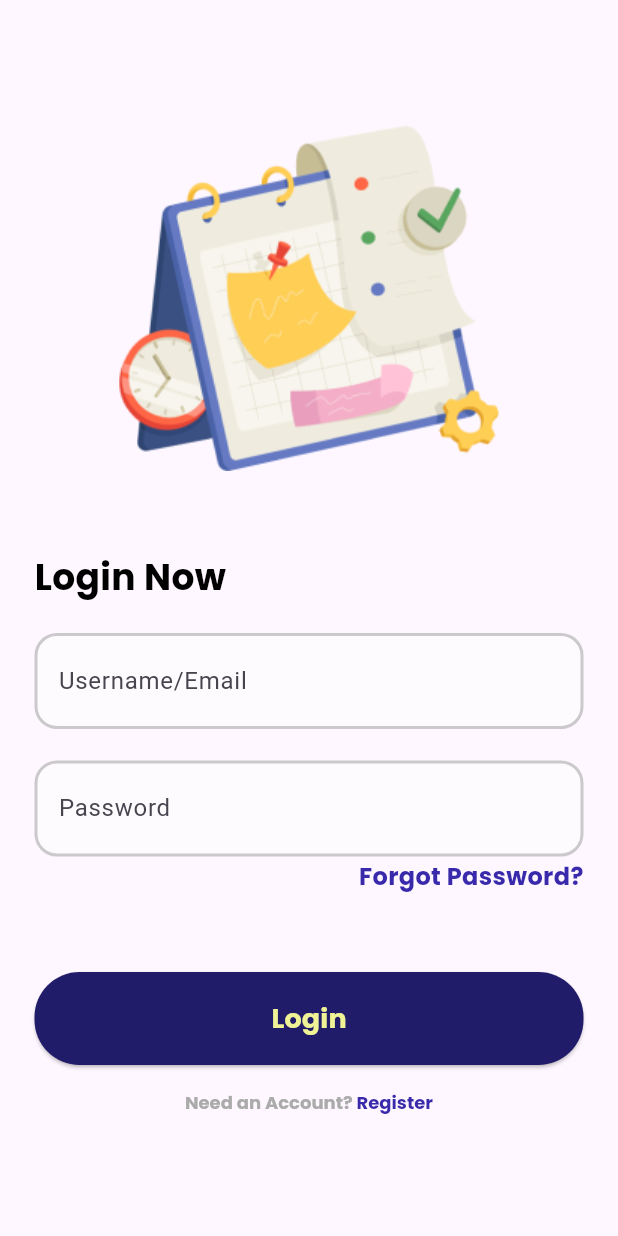
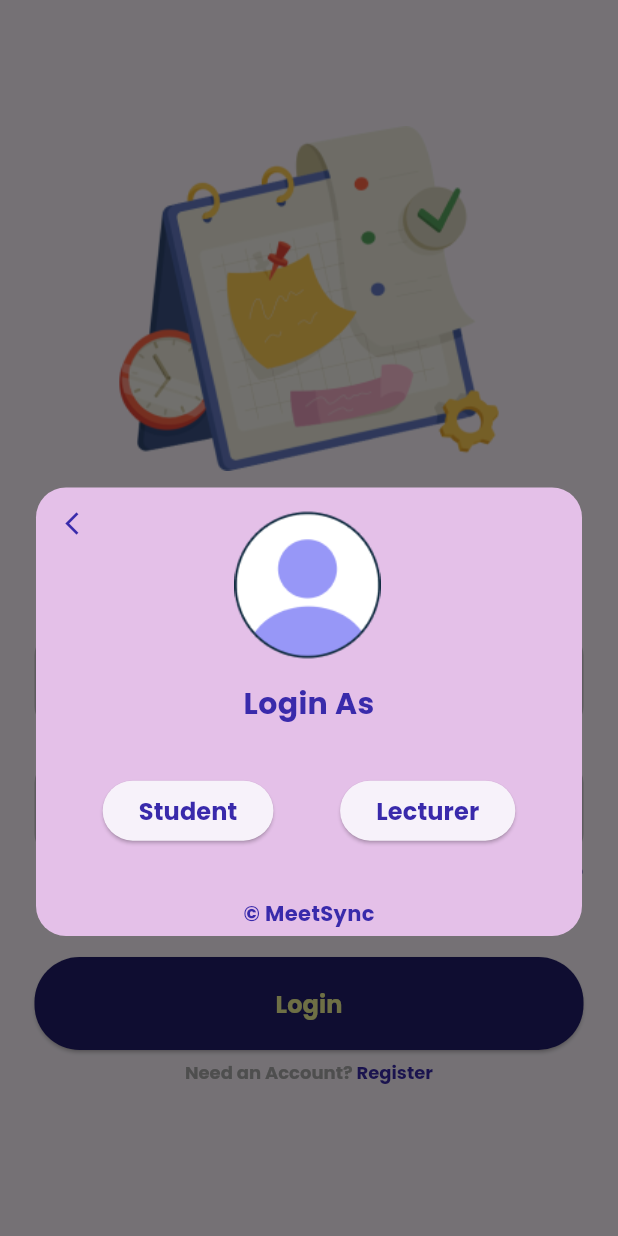
Before and after one commit to AdhiKrisna/MeetSync, a Flutter app: the screen it shows after launch, after a tap on "Login", on a phone screen of 412 x 824 dp. Run offline on Flutter 3.47's test engine with Material 3 defaults, Android fonts, the phone set to English and light mode, and no system bars; our stand-ins replace get, google_fonts.

Commit message:
Update: Login show dialog done

```diff
--- a/lib/constants/constant_color.dart
+++ b/lib/constants/constant_color.dart
@@ -5,3 +5,4 @@ const btnPurple = Color(0xff211C6A);
 const yellow = Color(0xffEFF396);
 const grey = Color(0xffABABAB);
 const greyBlue = Color(0xffD7E1FF);
+const pink = Color(0xffE4C0E8);
--- /dev/null
+++ b/lib/controller/auth_controller.dart
@@ -0,0 +1,10 @@
+
+import 'package:get/get.dart';
+
+class AuthController extends GetxController {
+  final RxBool _isObscure = true.obs;
+  RxBool get getIsObscure => _isObscure;
+  void setIsObscure() {
+    _isObscure.value = !_isObscure.value;
+  }
+}
--- a/lib/features/pages/login.dart
+++ b/lib/features/pages/login.dart
@@ -49,9 +49,9 @@ class _LoginPageState extends State<LoginPage> {
                         ),
                       ),
                       const SizedBox(height: 25),
-                      TextFormFieldWidget(hintText: "Username/Email",),
+                      TextFormFieldWidget(hintText: "Username/Email", isIcon: false,),
                       const SizedBox(height: 21),
-                      TextFormFieldWidget(hintText: "Password", isPassword: true),
+                      TextFormFieldWidget(hintText: "Password", isPassword: true, isIcon: false,),
                       const SizedBox(height: 5),
                       Row(
                         mainAxisAlignment: MainAxisAlignment.end,
@@ -66,8 +66,9 @@ class _LoginPageState extends State<LoginPage> {
                           ),
                         ],
                       ),
-                      const SizedBox(height: 56),
+                      const SizedBox(height: 46),
                       ButtonGroup(buttonText: "Login", textSpan1: "Need an Account?", textSpan2: "Register", routeName: RouteName.register,),
+
                     ],
                   ),
                 ),
--- a/lib/features/pages/register.dart
+++ b/lib/features/pages/register.dart
@@ -82,16 +82,19 @@ class _RegisterPageState extends State<RegisterPage> {
                                   crossAxisAlignment: CrossAxisAlignment.start,
                                   children: [
                                     LabelText(label: "Name"),
-                                    TextFormFieldWidget(hintText: "Enter Your Name", paddingVertical: 15, isDefault: false),
-                                    const SizedBox(height: 15),
+                                    TextFormFieldWidget(hintText: "Enter Your Name", isDefault: false, paddingVertical: 10, paddingHorizontal: 20, color: 'white', ),
+                                    const SizedBox(height: 5
+                                    ),
                                     LabelText(label: "Email"),
-                                    TextFormFieldWidget(hintText: "Enter Your Email", paddingVertical: 15, isDefault: false),
-                                    const SizedBox(height: 15),
+                                    TextFormFieldWidget(hintText: "Enter Your Email",isDefault: false, paddingVertical: 10, paddingHorizontal: 20,color: 'white', icon: 'email',),
+                                    const SizedBox(height: 5
+                                    ),
                                     LabelText(label: "Password"),
-                                    TextFormFieldWidget(hintText: "Enter Your Password", paddingVertical: 15, isDefault: false, isPassword: true),
-                                    const SizedBox(height: 15),
+                                    TextFormFieldWidget(hintText: "Enter Your Password",isDefault: false, paddingVertical: 10, paddingHorizontal: 20, isPassword: true,color: 'white', icon: 'password'),
+                                    const SizedBox(height: 5
+                                    ),
                                     LabelText(label: "Confirm Password"),
-                                    TextFormFieldWidget(hintText: "Enter Your Password", paddingVertical: 15, isDefault: false, isPassword: true),
+                                    TextFormFieldWidget(hintText: "Enter Your Confirm Password",isDefault: false, paddingVertical: 10, paddingHorizontal: 20, isPassword: true,color: 'white', icon: 'password'),
                                     const SizedBox(height: 24),
                                     ButtonGroup(buttonText: "Register", textSpan1: "Already have an account?", textSpan2: "Log in", routeName: RouteName.login, isGetOff: true),
                                   ],
--- a/lib/widgets/button_group.dart
+++ b/lib/widgets/button_group.dart
@@ -1,8 +1,10 @@
+
 import 'package:flutter/gestures.dart';
 import 'package:flutter/material.dart';
 import 'package:get/get.dart';
 import 'package:meet_sync/constants/constant_color.dart';
 import 'package:meet_sync/constants/constant_text_style.dart';
+import 'package:meet_sync/widgets/choose_model.dart';
 
 class ButtonGroup extends StatelessWidget {
   final String buttonText, textSpan1, textSpan2, routeName;
@@ -12,25 +14,31 @@ class ButtonGroup extends StatelessWidget {
     required this.buttonText,
     required this.textSpan1,
     required this.textSpan2,
-    this.isGetOff = false,
+    this.isGetOff = false, // sekalian jadi button isLogin, kalau isGetOff true, maka button isLogin
     required this.routeName,
 
   });
 
   @override
   Widget build(BuildContext context) {
-
     return Column(
       children: [
         SizedBox(
             width: double.infinity,
             height: 62,
             child: ElevatedButton(
-              onPressed: () {},
+              onPressed: (){
+                !isGetOff ?
+                  showDialog(
+                    context: context,
+                    builder: (context) => ChooseModel(),
+                  )
+                  : null;
+                },
               child: Text(
-                'Login',
+                buttonText,
                 style: ConstantTextStyle.stylePoppins(
-                  fontSize: 18,
+                  fontSize: 16,
                   color: yellow,
                   fontWeight: FontWeight.bold,
                 ),
@@ -43,7 +51,7 @@ class ButtonGroup extends StatelessWidget {
               ),
             ),
           ),
-          const SizedBox(height: 20),
+          const SizedBox(height: 10),
             Row(
               mainAxisAlignment: MainAxisAlignment.center,
               children: [
--- /dev/null
+++ b/lib/widgets/choose_model.dart
@@ -0,0 +1,109 @@
+
+import 'package:flutter/material.dart';
+import 'package:meet_sync/constants/constant_color.dart';
+import 'package:meet_sync/constants/constant_text_style.dart';
+// import 'package:meet_sync/routes/route_name.dart';
+// import 'package:meet_sync/widgets/button_group.dart';
+
+class ChooseModel extends StatelessWidget {
+  const ChooseModel({super.key});
+
+  @override
+  Widget build(BuildContext context) {
+    return Container(
+        child: Stack( // Gunakan Stack di sini
+          children: [
+            Positioned(
+              top: 325,
+              left: 24,
+              right: 24,
+              bottom: 200,
+              child: Container(
+                decoration: BoxDecoration(
+                  borderRadius: BorderRadius.circular(20),
+                  color: pink,
+                ),
+                child: Column(
+                  children: [
+                    Row(
+                        crossAxisAlignment: CrossAxisAlignment.start,
+                        children: [
+                          IconButton(
+                            onPressed: () =>
+                              Navigator.pop(context),
+                                icon: Icon(Icons.arrow_back_ios_new_sharp, color: purple, size: 18,)
+                          ),
+                          Expanded(
+                                  child: Padding(
+                                    padding: const EdgeInsets.only(top: 15),
+                                    child: Image.asset(
+                                      'assets/images/avatar.png',
+                                      width: 100,
+                                      height: 100,
+                                                                              ),
+                                  ),
+                          ),
+                          SizedBox(
+                            width: 50,
+                          ),
+                        ],
+                      ),
+                    const SizedBox(height: 18.86),
+                    Text(
+                        'Login As',
+                        style: ConstantTextStyle.stylePoppins(
+                          fontSize: 20,
+                          color: purple,
+                          fontWeight: FontWeight.bold,
+                        ),
+                        textAlign: TextAlign.center,
+                    ),
+                    Spacer(),
+                    Row(
+                      mainAxisAlignment: MainAxisAlignment.spaceEvenly,
+                      children: [
+                        ElevatedButton(
+                          onPressed: (){},
+                          child: Text(
+                            'Student',
+                            style: ConstantTextStyle.stylePoppins(
+                              fontSize: 16,
+                              color: purple,
+                              fontWeight: FontWeight.bold,
+                            ),
+                          ),
+                        ),
+                        ElevatedButton(
+                          onPressed: (){},
+                          child: Text(
+                            'Lecturer',
+                            style: ConstantTextStyle.stylePoppins(
+                              fontSize: 16,
+                              color: purple,
+                              fontWeight: FontWeight.bold,
+                            ),
+                          ),
+                        ),
+                      ],
+                    ),
+                    Spacer(),
+                    Container(
+                      padding: const EdgeInsets.only(left: 24, right: 24),
+                      child: Text(
+                        '© MeetSync',
+                        style: ConstantTextStyle.stylePoppins(
+                          fontSize: 14,
+                          color: purple,
+                          fontWeight: FontWeight.bold,
+                        ),
+                    ),
+                  ),
+                  const SizedBox(height: 8),
+                ],
+              ),
+            ),)
+          ],
+        ),
+      );
+  }
+}
--- a/lib/widgets/text_form_field.dart
+++ b/lib/widgets/text_form_field.dart
@@ -1,25 +1,52 @@
 import 'package:flutter/material.dart';
+import 'package:get/get.dart';
+import 'package:meet_sync/controller/auth_controller.dart';
 
 class TextFormFieldWidget extends StatelessWidget {
-  final String hintText;
-  final double? paddingVertical;
-  final bool isPassword, isDefault;
+  final String hintText, color, icon;
+  final double? paddingVertical, paddingHorizontal;
+  final bool isPassword, isDefault, isIcon;
 
-  const TextFormFieldWidget({
-      super.key,
+   TextFormFieldWidget({
+      Key? key,
       required this.hintText,
       this.paddingVertical,
+      this.paddingHorizontal,
       this.isPassword = false,
       this.isDefault = true,
-  });
+      this.isIcon = true,
+      this.color = 'transparent',
+      this.icon = 'person'
+  }) : super(key: key);
+  final authC = Get.put(AuthController());
+
+
+
   @override
   Widget build(BuildContext context) {
-    return TextFormField(
+    return Center(
+      child: Obx(
+        () =>TextFormField(
+              obscureText: authC.getIsObscure.isTrue && isPassword ? true : false,
               decoration: InputDecoration(
-              contentPadding: EdgeInsets.symmetric( vertical: isDefault ? 20 : paddingVertical ?? 20, horizontal: 12), // <-- SEE HERE
+                  prefixIcon: isIcon == true
+                    ? Icon(
+                        icon == 'person' ? Icons.person : (icon == 'email' ? Icons.email : Icons.lock),
+                        color: Color.fromRGBO(0, 0, 0, 0.20),
+                        size: icon == 'person' ? 32 : 26,
+                      )
+                    : null,
+                  suffixIcon: isPassword == true
+                    ? IconButton(
+                        onPressed: () => authC.setIsObscure(),
+                          icon:  Icon(
+                            authC.getIsObscure.isTrue ? Icons.visibility_off : Icons.visibility,
+                          ),
+                        )
+                  : null,
+                  contentPadding: EdgeInsets.symmetric( vertical: isDefault ? 20 : paddingVertical ?? 20, horizontal: isDefault ? 20 : paddingHorizontal ?? 12), // <-- SEE HERE
                   hintText: hintText,
-              // fillColor: Colors.transparent,
-              fillColor: Color.fromRGBO(255, 255, 255, 0.5),
+                  fillColor: color == 'transparent' ? Colors.transparent : Color(0xFFF8F8F8),
                   filled: true,
                   border: OutlineInputBorder(
                       borderRadius: BorderRadius.circular(15)
@@ -39,6 +66,8 @@ class TextFormFieldWidget extends StatelessWidget {
                     ),
                   ),
               ),
+            ),
+      ),
     );
   }
 }
```
Lines whose indentation alone changed are shown as unchanged.
